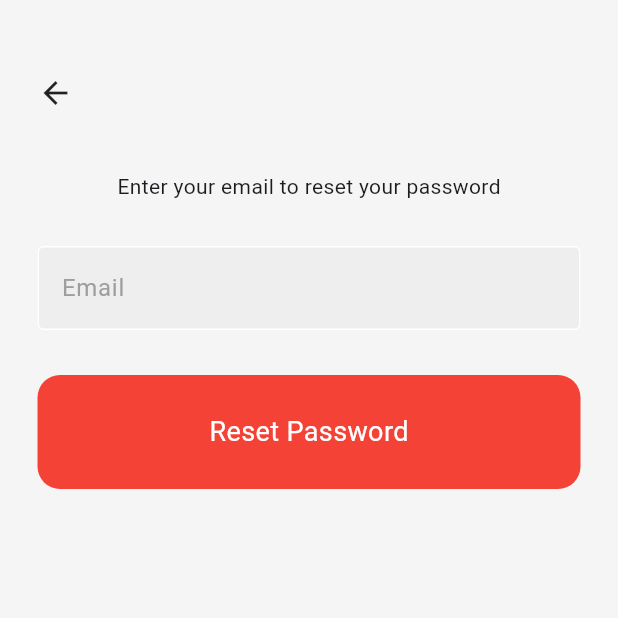
After one commit to roshanpathak177/Goal_Guardian, a Flutter app: the screen it shows after launch, after a tap on "Forgot Password?", on a phone screen of 412 x 824 dp, the top half of it. The commit adds this screen. Run offline on Flutter 3.47's test engine with Material 3 defaults, Android fonts, the phone set to English and light mode, and no system bars; our stand-ins replace charts_flutter, firebase_auth, firebase_core; accounts and stored records are empty; network calls fail.

Commit message:
login and register sorted

```diff
--- a/lib/components/side_navbar.dart
+++ b/lib/components/side_navbar.dart
@@ -1,3 +1,4 @@
+import 'package:firebase_auth/firebase_auth.dart';
 import 'package:flutter/material.dart';
 
 class SideNavBar extends StatelessWidget {
@@ -56,7 +57,9 @@ class SideNavBar extends StatelessWidget {
           ListTile(
             leading: Icon(Icons.exit_to_app),
             title: Text("Log Out", style: TextStyle(color: Colors.red, fontWeight:FontWeight.bold),),
-            onTap: () => null,
+            onTap: () {
+              FirebaseAuth.instance.signOut();
+            },
           ),
         ],
       )
--- /dev/null
+++ b/lib/pages/forgot_password.dart
@@ -0,0 +1,95 @@
+import 'package:firebase_auth/firebase_auth.dart';
+import 'package:firebase_core/firebase_core.dart';
+import 'package:flutter/material.dart';
+import 'package:goal_guardian/components/text_field.dart';
+
+class ForgotPasswordPage extends StatefulWidget {
+  const ForgotPasswordPage({super.key});
+
+  @override
+  _ForgotPasswordPageState createState() => _ForgotPasswordPageState();
+}
+
+class _ForgotPasswordPageState extends State<ForgotPasswordPage> {
+  final emailTextController = TextEditingController();
+
+  @override
+  void dispose() {
+    emailTextController.dispose();
+    super.dispose();
+  }
+
+  Future passworReset() async{
+    try{
+      await FirebaseAuth.instance
+        .sendPasswordResetEmail(email: emailTextController.text.trim());
+    } on FirebaseAuthException catch(e){
+      print(e);
+      showDialog(
+        context: context,
+        builder: (context){
+          return AlertDialog(
+            content: Text(e.message.toString()),
+          );
+        });
+    }
+  }
+
+  @override
+  Widget build(BuildContext context) {
+    return Scaffold(
+      backgroundColor: Colors.grey.shade100,
+      body: Padding(
+        padding: const EdgeInsets.symmetric(horizontal: 25.0),
+        child: Column(
+          crossAxisAlignment: CrossAxisAlignment.start,
+          children: [
+            SizedBox(height: 50),
+            GestureDetector(
+              onTap: () {
+                // Navigate back to the login page
+                Navigator.of(context).pop();
+              },
+              child: Icon(Icons.arrow_back),
+            ),
+            SizedBox(height: 30),
+
+            SizedBox(height: 10),
+            Center(
+              child: Text('Enter your email to reset your password'),
+            ),
+            SizedBox(height: 30),
+            MyTextField(
+              controller: emailTextController,
+              hintText: 'Email',
+              obscureText: false,
+            ),
+            SizedBox(height: 30),
+            GestureDetector(
+              onTap: () {
+                passworReset();// Implement the forgot password logic here
+              },
+              child: Container(
+                padding: EdgeInsets.all(25.0),
+                decoration: BoxDecoration(
+                  color: Colors.red,
+                  borderRadius: BorderRadius.circular(15),
+                ),
+                child: Center(
+                  child: Text(
+                    'Reset Password',
+                    style: TextStyle(
+                      color: Colors.white,
+                      fontWeight: FontWeight.w400,
+                      fontSize: 18,
+                    ),
+                  ),
+                ),
+              ),
+            ),
+          ],
+        ),
+      ),
+    );
+  }
+}
--- a/lib/pages/login_page.dart
+++ b/lib/pages/login_page.dart
@@ -2,6 +2,8 @@ import 'package:firebase_auth/firebase_auth.dart';
 import 'package:flutter/material.dart';
 import 'package:goal_guardian/components/square_tile.dart';
 import 'package:goal_guardian/components/text_field.dart';
+import 'package:goal_guardian/pages/forgot_password.dart';
+import 'package:goal_guardian/pages/main_page.dart';
 
 class LoginPage extends StatefulWidget{
   final Function()? onTap;
@@ -16,12 +18,19 @@ class _LoginPageState extends State<LoginPage>{
   //text editing controller
   final emailTextController = TextEditingController();
   final passwordTextController = TextEditingController();
+  Color _buttonColor = Colors.red;
 
   Future signIn() async{
     try {
+      print('Signing in with email: ${emailTextController.text.trim()}');
       await FirebaseAuth.instance.signInWithEmailAndPassword(
         email: emailTextController.text.trim(),
         password: passwordTextController.text.trim(),
+      );
+      print('Sign-in successful');
+      Navigator.pushReplacement(
+      context,
+      MaterialPageRoute(builder: (context) => const MainPage()),
     );
     } on FirebaseAuthException catch (e) {
       if (e.code == 'user-not-found') {
@@ -78,29 +87,52 @@ class _LoginPageState extends State<LoginPage>{
 
             const SizedBox(height: 5),
 
-            Text('Forgot Password?',
+            GestureDetector(
+              onTap: (){
+                Navigator.push(
+                  context,
+                  MaterialPageRoute(builder: (context){
+                    return ForgotPasswordPage();
+                  },)
+                );
+              },
+              child: Text('Forgot Password?',
               style: TextStyle(color: Colors.grey.shade600)),
+            ),
 
             const SizedBox(height: 30),
 
             //Sign in Button
-            GestureDetector(
-              onTap: signIn,
-              child: Container(
-                padding: EdgeInsets.all(25.0),
+            StatefulBuilder(
+              builder: (BuildContext context, StateSetter setState) {
+                return InkWell(
+                onTap: () {
+                  signIn();
+                },
+                onHover: (value) {
+                  setState(() {
+                    _buttonColor = value ? Colors.deepOrange : Colors.red;
+                  });
+                },
+                child: AnimatedContainer(
+                  duration: const Duration(milliseconds: 200),
+                  padding: const EdgeInsets.all(25.0),
                   decoration: BoxDecoration(
-                  color: Colors.red,
+                    color: _buttonColor,
                     borderRadius: BorderRadius.circular(15),
                   ),
                   child: const Center(
-                  child: Text('Sign in',
+                    child: Text(
+                        'Sign in',
                       style: TextStyle(
                         color: Colors.white,
                         fontWeight: FontWeight.w400,
-                    fontSize: 18)
+                        fontSize: 18,
                       ),
                     ),
                   ),
+                ),
+              );},
             ),
 
             const SizedBox(height: 25),
```
Also changed, not shown: lib/pages/register_page.dart (+53 -5 lines). Lines whose indentation alone changed are shown as unchanged.
